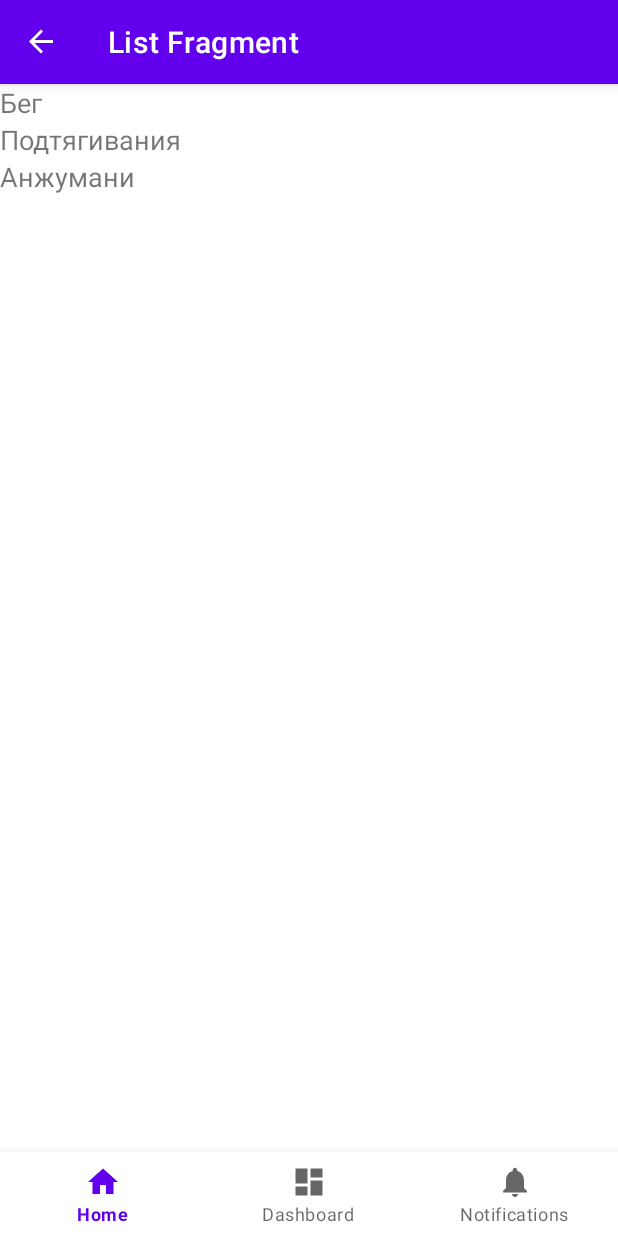
After one commit to Ruppetrul/TrainingDiary, an Android app: the ExerciseFragment screen opened through its navigation route, on a phone screen of 412 x 824 dp. The commit adds this screen. Run offline under Robolectric (Android 15) with nearby library versions, the phone set to English and light mode, and no system bars; our stand-ins replace Room's generated code, navigation-ui.

Commit message:
Add exercises fragment.

```diff
--- a/app/src/main/AndroidManifest.xml
+++ b/app/src/main/AndroidManifest.xml
@@ -14,8 +14,7 @@
         tools:targetApi="31">
         <activity
             android:name=".MainActivity"
-            android:exported="true"
-            android:label="@string/app_name">
+            android:exported="true">
         </activity>
         <activity android:name=".SplashActivity"
             android:exported="true"
--- a/app/src/main/java/com/example/trainingdiary/ExerciseDao.kt
+++ b/app/src/main/java/com/example/trainingdiary/ExerciseDao.kt
@@ -15,4 +15,7 @@ interface ExerciseDao {
 
     @Insert
     suspend fun insertAll(entities: List<Exercise>)
+
+    @Query("SELECT * FROM exercise")
+    fun getAllRecords(): List<Exercise>
 }
--- a/app/src/main/java/com/example/trainingdiary/models/Exercise.kt
+++ b/app/src/main/java/com/example/trainingdiary/models/Exercise.kt
@@ -6,6 +6,6 @@ import androidx.room.PrimaryKey
 
 @Entity
 data class Exercise (
-    @PrimaryKey(autoGenerate = true) val uid: Int? = null,
+    @PrimaryKey(autoGenerate = true) val id: Int? = null,
     @ColumnInfo(name = "title") val title: String,
 )
--- /dev/null
+++ b/app/src/main/java/com/example/trainingdiary/ui/exerciseList/ExerciseFragment.kt
@@ -0,0 +1,50 @@
+package com.example.trainingdiary.ui.exerciseList
+
+import android.os.Bundle
+import android.view.LayoutInflater
+import android.view.View
+import android.view.ViewGroup
+import androidx.fragment.app.Fragment
+import androidx.lifecycle.ViewModelProvider
+import androidx.recyclerview.widget.LinearLayoutManager
+import com.example.trainingdiary.databinding.FragmentExerciseBinding
+import kotlinx.coroutines.CoroutineScope
+import kotlinx.coroutines.Dispatchers
+import kotlinx.coroutines.launch
+import kotlinx.coroutines.withContext
+
+class ExerciseFragment : Fragment() {
+
+    private var _binding: FragmentExerciseBinding? = null
+    private val binding get() = _binding!!
+    private lateinit var exerciseViewModel: ExerciseViewModel
+    private val adapter = ExerciseAdapter()
+
+    override fun onCreateView(
+        inflater: LayoutInflater,
+        container: ViewGroup?,
+        savedInstanceState: Bundle?
+    ): View {
+        _binding = FragmentExerciseBinding.inflate(inflater, container, false)
+        val root = binding.root
+
+        binding.exercises.layoutManager = LinearLayoutManager(context)
+        binding.exercises.adapter = adapter
+
+        exerciseViewModel = ViewModelProvider(this)[ExerciseViewModel::class.java]
+
+        CoroutineScope(Dispatchers.Main).launch {
+            val records = withContext(Dispatchers.IO) {
+                exerciseViewModel.getExercises()
+            }
+            adapter.setRecords(records)
+        }
+
+        return root
+    }
+
+    override fun onDestroyView() {
+        super.onDestroyView()
+        _binding = null
+    }
+}
--- /dev/null
+++ b/app/src/main/java/com/example/trainingdiary/ui/exerciseList/ExerciseViewModel.kt
@@ -0,0 +1,19 @@
+package com.example.trainingdiary.ui.exerciseList
+
+import android.app.Application
+import androidx.lifecycle.AndroidViewModel
+import com.example.trainingdiary.AppDatabase
+import com.example.trainingdiary.models.Exercise
+import kotlinx.coroutines.Dispatchers
+import kotlinx.coroutines.withContext
+
+class ExerciseViewModel(application: Application) : AndroidViewModel(application) {
+
+    private val exerciseDao = AppDatabase.getDatabase(application).exerciseDao()
+
+    suspend fun getExercises(): List<Exercise> {
+        return withContext(Dispatchers.IO) {
+            exerciseDao.getAllRecords()
+        }
+    }
+}
--- /dev/null
+++ b/app/src/main/java/com/example/trainingdiary/ui/exerciseList/ExercisesAdapter.kt
@@ -0,0 +1,42 @@
+package com.example.trainingdiary.ui.exerciseList
+
+import android.annotation.SuppressLint
+import android.view.LayoutInflater
+import android.view.View
+import android.view.ViewGroup
+import android.widget.TextView
+import androidx.recyclerview.widget.RecyclerView
+import com.example.trainingdiary.R
+import com.example.trainingdiary.models.Exercise
+
+class ExerciseAdapter : RecyclerView.Adapter<ExerciseAdapter.RecordViewHolder>() {
+
+    private var records = emptyList<Exercise>()
+
+    inner class RecordViewHolder(itemView: View) : RecyclerView.ViewHolder(itemView) {
+        private val recordTextView: TextView = itemView.findViewById(R.id.title)
+
+        fun bind(record: Exercise) {
+            recordTextView.text = record.title
+        }
+    }
+
+    override fun onCreateViewHolder(parent: ViewGroup, viewType: Int): RecordViewHolder {
+        val itemView = LayoutInflater.from(parent.context)
+            .inflate(R.layout.exercise_item, parent, false)
+        return RecordViewHolder(itemView)
+    }
+
+    override fun onBindViewHolder(holder: RecordViewHolder, position: Int) {
+        val current = records[position]
+        holder.bind(current)
+    }
+
+    override fun getItemCount() = records.size
+
+    @SuppressLint("NotifyDataSetChanged")
+    fun setRecords(newRecords: List<Exercise>) {
+        this.records = newRecords
+        notifyDataSetChanged()
+    }
+}
--- a/app/src/main/java/com/example/trainingdiary/ui/home/HomeFragment.kt
+++ b/app/src/main/java/com/example/trainingdiary/ui/home/HomeFragment.kt
@@ -7,6 +7,8 @@ import android.view.ViewGroup
 import android.widget.TextView
 import androidx.fragment.app.Fragment
 import androidx.lifecycle.ViewModelProvider
+import androidx.navigation.fragment.findNavController
+import com.example.trainingdiary.R
 import com.example.trainingdiary.databinding.FragmentHomeBinding
 
 class HomeFragment : Fragment() {
@@ -32,6 +34,11 @@ class HomeFragment : Fragment() {
         homeViewModel.text.observe(viewLifecycleOwner) {
             textView.text = it
         }
+
+        binding.floatingActionButton.setOnClickListener {
+            findNavController().navigate(R.id.action_currentFragment_to_listFragment)
+        }
+
         return root
     }
 
--- a/app/src/main/res/layout/activity_main.xml
+++ b/app/src/main/res/layout/activity_main.xml
@@ -4,7 +4,7 @@
     android:id="@+id/container"
     android:layout_width="match_parent"
     android:layout_height="match_parent"
-    android:paddingTop="?attr/actionBarSize">
+    >
 
     <com.google.android.material.bottomnavigation.BottomNavigationView
         android:id="@+id/nav_view"
--- /dev/null
+++ b/app/src/main/res/layout/exercise_item.xml
@@ -0,0 +1,12 @@
+<?xml version="1.0" encoding="utf-8"?>
+<RelativeLayout xmlns:android="http://schemas.android.com/apk/res/android"
+    android:layout_width="match_parent"
+    android:layout_height="wrap_content">
+
+    <TextView
+        android:id="@+id/title"
+        android:layout_width="wrap_content"
+        android:layout_height="wrap_content"
+        android:textSize="18sp" />
+
+</RelativeLayout>
--- /dev/null
+++ b/app/src/main/res/layout/fragment_exercise.xml
@@ -0,0 +1,13 @@
+<?xml version="1.0" encoding="utf-8"?>
+<androidx.constraintlayout.widget.ConstraintLayout xmlns:android="http://schemas.android.com/apk/res/android"
+    xmlns:tools="http://schemas.android.com/tools"
+    android:layout_width="match_parent"
+    android:layout_height="match_parent"
+    tools:context=".ui.home.HomeFragment">
+
+    <androidx.recyclerview.widget.RecyclerView
+        android:id="@+id/exercises"
+        android:layout_width="match_parent"
+        android:layout_height="match_parent" />
+
+</androidx.constraintlayout.widget.ConstraintLayout>
--- a/app/src/main/res/navigation/mobile_navigation.xml
+++ b/app/src/main/res/navigation/mobile_navigation.xml
@@ -22,4 +22,14 @@
         android:name="com.example.trainingdiary.ui.notifications.NotificationsFragment"
         android:label="@string/title_notifications"
         tools:layout="@layout/fragment_notifications" />
+
+    <fragment
+        android:id="@+id/listFragment"
+        android:name="com.example.trainingdiary.ui.exerciseList.ExerciseFragment"
+        android:label="List Fragment"
+        tools:layout="@layout/fragment_exercise" />
+
+    <action
+        android:id="@+id/action_currentFragment_to_listFragment"
+        app:destination="@id/listFragment" />
 </navigation>
```
Also changed, not shown: app/src/main/java/com/example/trainingdiary/AppDatabase.kt (+19 -0 lines), app/src/main/java/com/example/trainingdiary/MainActivity.kt (+12 -0 lines), app/src/main/java/com/example/trainingdiary/SplashActivity.kt (+3 -5 lines), gradle/libs.versions.toml (+9 -10 lines).
